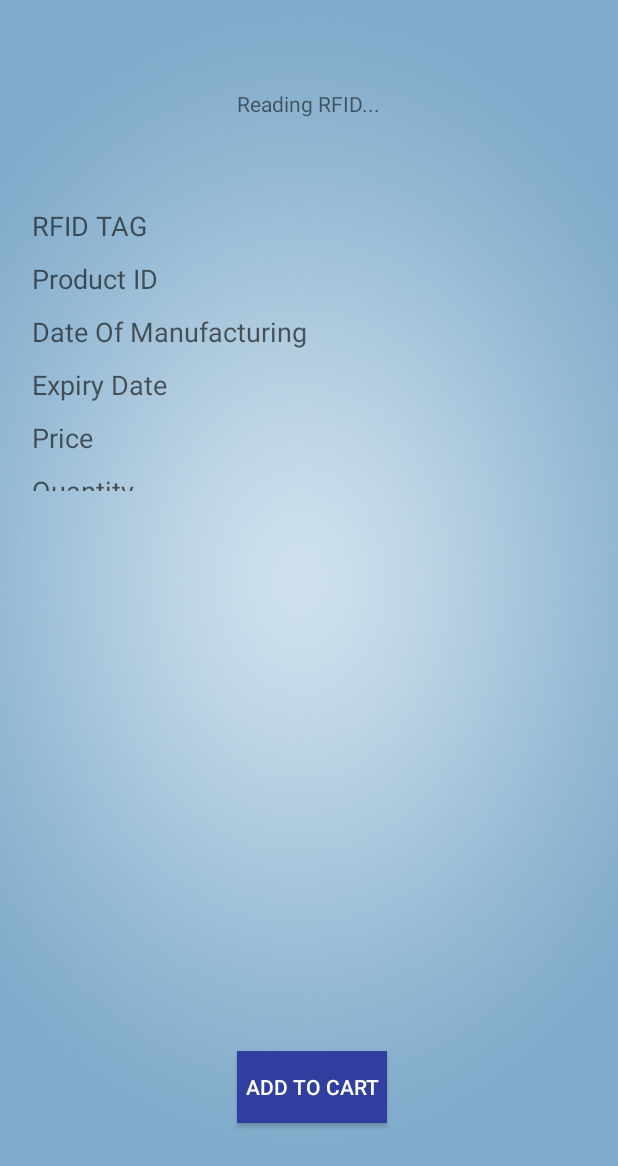
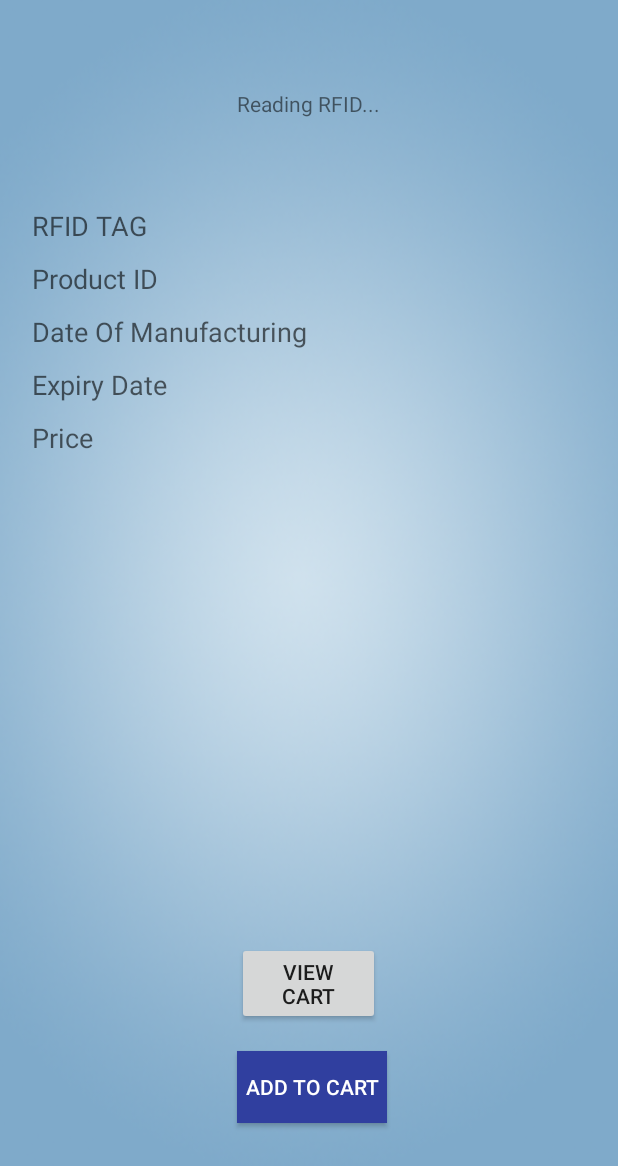
Before and after one commit to ns-psingh/Shop-Easy, an Android app: the CustomerStack screen opened directly, with no data from a screen before it, on a phone screen of 412 x 824 dp. Shown: the top 1166 px of the screen. Run offline under Robolectric (Android 15) with nearby library versions, the phone set to English and light mode, and no system bars.

```diff
--- a/app/src/main/java/com/example/premal2/shopeasyily/CustomerStack.java
+++ b/app/src/main/java/com/example/premal2/shopeasyily/CustomerStack.java
@@ -1,32 +1,61 @@
 package com.example.premal2.shopeasyily;
 
+import android.content.Intent;
 import android.support.v7.app.AppCompatActivity;
 import android.os.Bundle;
 import android.view.View;
+import android.widget.Button;
 import android.widget.TextView;
+import android.widget.Toast;
 
 public class CustomerStack extends AppCompatActivity {
 
+    private int i;
     @Override
     protected void onCreate(Bundle savedInstanceState) {
         super.onCreate(savedInstanceState);
         setContentView(R.layout.activity_customer_stack);
+        final String[] rfd=new String[]{"1524","1542","3425","4463","4177"};
+        final String[] productid=new String[]{"FE24YR","PR25OE","RJ42I9","HU53II","OH09GG"};
+        final String[] mfg=new String[]{"11/09/2016","12/02/2017","13/06/2017","04/11/2016","02/08/2017"};
+        final String[] exp=new String[]{"11/08/2018","15/11/2018","23/05/2018","20/04/2018","20/02/2018"};
+        final String[] price=new String[]{"100","35","20","45","100"};
         TextView rfid= (TextView) findViewById(R.id.rfidstatus);
         final TextView t1=(TextView) findViewById(R.id.t1);
         final TextView t2=(TextView) findViewById(R.id.t2);
         final TextView t3=(TextView) findViewById(R.id.t3);
         final TextView t4=(TextView) findViewById(R.id.t4);
         final TextView t5=(TextView) findViewById(R.id.t5);
-        final TextView t6=(TextView) findViewById(R.id.t6);
+
+        Button addc= (Button) findViewById(R.id.add);
+        Button viewc=(Button) findViewById(R.id.viewc);
+        i=0;
+        addc.setOnClickListener(new View.OnClickListener() {
+            @Override
+            public void onClick(View view) {
+
+                Toast.makeText(getApplicationContext(), "Added to cart",
+                        Toast.LENGTH_SHORT).show();
+            }
+        });
+        viewc.setOnClickListener(new View.OnClickListener() {
+            @Override
+            public void onClick(View view) {
+                if(i==5)
+                {Intent x= new Intent(CustomerStack.this, ListActivity.class);
+                startActivity(x);}
+            }
+        });
         rfid.setOnClickListener(new View.OnClickListener() {
             @Override
             public void onClick(View view) {
-                t1.setText("RFID:"+"4151");
-                t2.setText("Product ID:"+"PR25OE");
-                t3.setText("Mfg. Date"+"11/11/2016");
-                t4.setText("Expiry date"+"08/03/2018");
-                t5.setText("Price:"+"Rs.400");
-                t6.setText("Quantity"+"1");
+                t1.setText("RFID:"+rfd[i]);
+                t2.setText("Product ID:"+productid[i]);
+                t3.setText("Mfg. Date"+mfg[i]);
+                t4.setText("Expiry date"+exp[i]);
+                t5.setText("Price:"+price[i]);
+                if(i<5)
+                    i=i+1;
             }
         });
     }
--- a/app/src/main/java/com/example/premal2/shopeasyily/MainActivity.java
+++ b/app/src/main/java/com/example/premal2/shopeasyily/MainActivity.java
@@ -69,4 +69,9 @@ public class MainActivity extends AppCompatActivity {
         manager.notify(0, builder.build());
         return n;
     }
+    @Override
+    public void onBackPressed() {
+// super.onBackPressed(); commented this line in order to disable back press
+//Write your code here
+    }
 }
--- a/app/src/main/res/layout/activity_customer_stack.xml
+++ b/app/src/main/res/layout/activity_customer_stack.xml
@@ -69,13 +69,6 @@
             android:padding="5dp"
             android:textAppearance="?android:attr/textAppearanceMedium"
             android:hint="Price"></TextView>
-        <TextView
-            android:id="@+id/t6"
-            android:layout_width="wrap_content"
-            android:layout_height="wrap_content"
-            android:padding="5dp"
-            android:textAppearance="?android:attr/textAppearanceMedium"
-            android:hint="Quantity"></TextView>
 
 
     </TableLayout>
@@ -84,11 +77,23 @@
         android:text="ADD TO CART"
         android:layout_width="100dp"
         android:layout_height="wrap_content"
-        android:id="@+id/button"
+        android:id="@+id/add"
         android:background="?attr/actionModeSplitBackground"
         android:textColor="@android:color/background_light"
         android:layout_marginBottom="59dp"
         android:layout_alignParentBottom="true"
         android:layout_alignLeft="@+id/rfidstatus"
         android:layout_alignStart="@+id/rfidstatus" />
+
+    <Button
+        android:text="VIEW CART"
+        android:layout_width="wrap_content"
+        android:layout_height="wrap_content"
+        android:layout_above="@+id/add"
+        android:layout_alignRight="@+id/rfidstatus"
+        android:layout_alignEnd="@+id/rfidstatus"
+        android:layout_marginBottom="17dp"
+        android:id="@+id/viewc"
+        android:layout_alignLeft="@+id/add"
+        android:layout_alignStart="@+id/add" />
 </RelativeLayout>
--- /dev/null
+++ b/retrofit-2.3.0/build.gradle
@@ -0,0 +1,2 @@
+configurations.maybeCreate("default")
+artifacts.add("default", file('retrofit-2.3.0.jar'))
```
Also changed, not shown: app/src/main/AndroidManifest.xml (+6 -2 lines), app/src/main/java/com/example/premal2/shopeasyily/Home.java (+15 -0 lines), app/src/main/java/com/example/premal2/shopeasyily/ListActivity.java (added, +24 -0 lines), app/src/main/java/com/example/premal2/shopeasyily/payment.java (added, +24 -0 lines), app/src/main/java/com/example/premal2/shopeasyily/register.java (+8 -0 lines), app/src/main/res/layout/activity_home.xml (+32 -13 lines), app/src/main/res/layout/activity_list.xml (added, +35 -0 lines), app/src/main/res/layout/activity_otp.xml (+12 -9 lines), app/src/main/res/layout/activity_payment.xml (added, +46 -0 lines), 1 other file.
